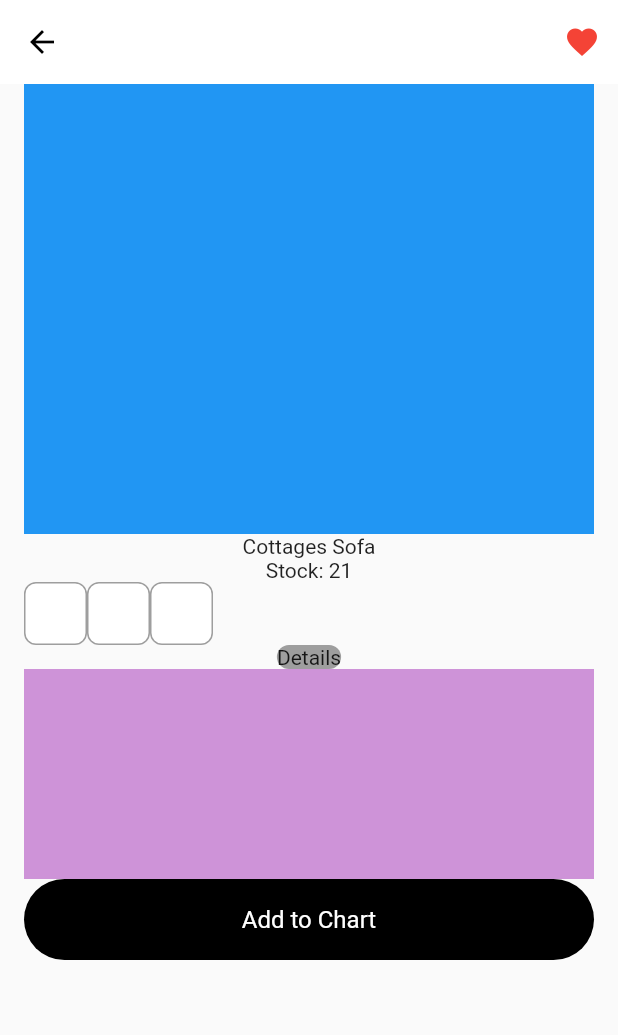
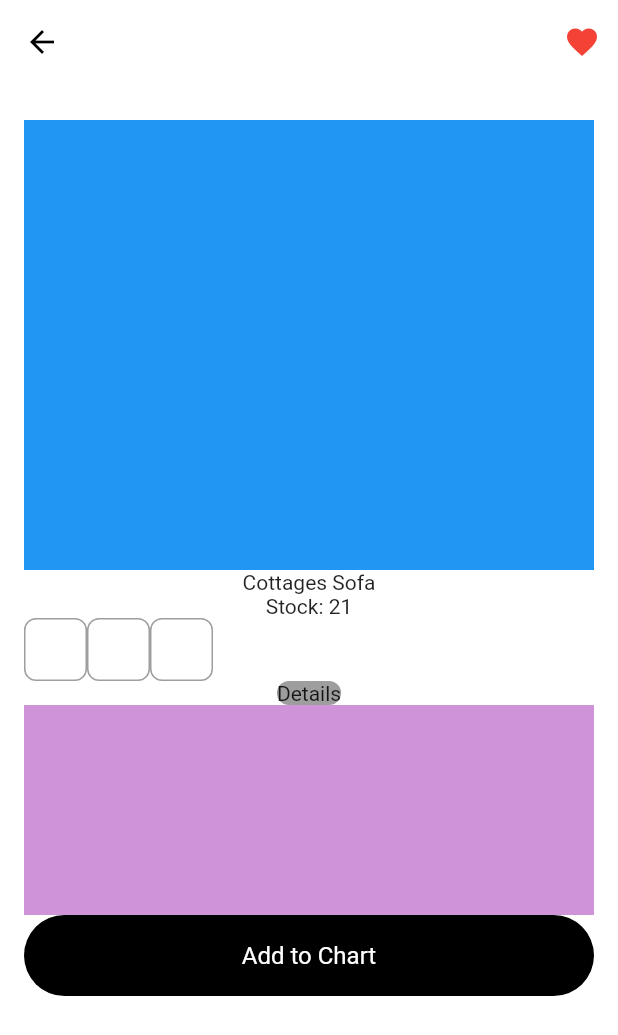
Before and after one commit to JAICHANGPARK/flutter_notebook_chapter_24, a Flutter app: the FurnitureDetailPage screen opened directly, on a phone screen of 412 x 824 dp. Shown: the top 1035 px of the screen. Run offline on Flutter 3.47's test engine with Material 2 defaults, Android fonts, the phone set to English and light mode, and no system bars; our stand-ins replace flutter_riverpod, freezed_annotation, ionicons, percent_indicator; missing offline and left inert: crypto_font_icons; network calls fail.

Commit message:
Update furniture_detail_page.dart

```diff
--- a/lib/ep1371_furniture_app/view/furniture_detail_page.dart
+++ b/lib/ep1371_furniture_app/view/furniture_detail_page.dart
@@ -25,9 +25,10 @@ class _FurnitureDetailPageState extends State<FurnitureDetailPage> {
           ),
         ],
       ),
+      backgroundColor: Colors.white,
       body:
       Padding(
-        padding: EdgeInsets.symmetric(horizontal: 16),
+        padding: EdgeInsets.symmetric(horizontal: 16 , vertical: 24),
         child: Column(
           children: [
             Container(
```
